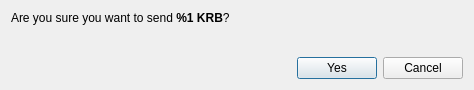
First picture: the form in src/gui/ui/confirmsenddialog.ui, repository ParsiCoin/parsipay, before the edit.
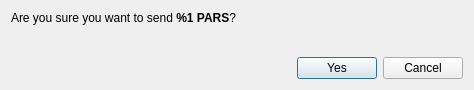
Second picture: the form after the edit. Icons and pictures are not drawn.

```diff
--- a/src/gui/ui/confirmsenddialog.ui
+++ b/src/gui/ui/confirmsenddialog.ui
@@ -22,7 +22,7 @@
      <item>
       <widget class="QLabel" name="m_confirmLabel">
        <property name="text">
-        <string>&lt;html&gt;&lt;head/&gt;&lt;body&gt;&lt;p&gt;Are you sure you want to send &lt;strong&gt;%1 KRB&lt;/strong&gt;?&lt;/p&gt;&lt;/body&gt;&lt;/html&gt;</string>
+        <string>&lt;html&gt;&lt;head/&gt;&lt;body&gt;&lt;p&gt;Are you sure you want to send &lt;strong&gt;%1 PARS&lt;/strong&gt;?&lt;/p&gt;&lt;/body&gt;&lt;/html&gt;</string>
        </property>
        <property name="textFormat">
         <enum>Qt::RichText</enum>
```
Left out of the diff: 2 changed lines with no effect on the pictures.
